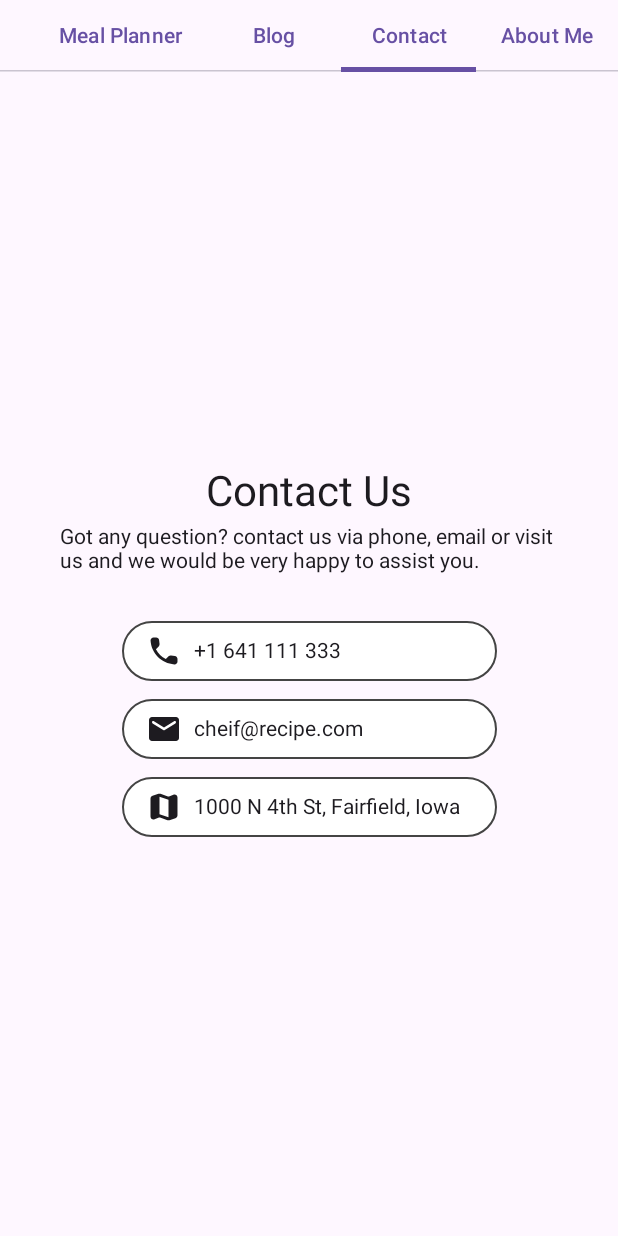
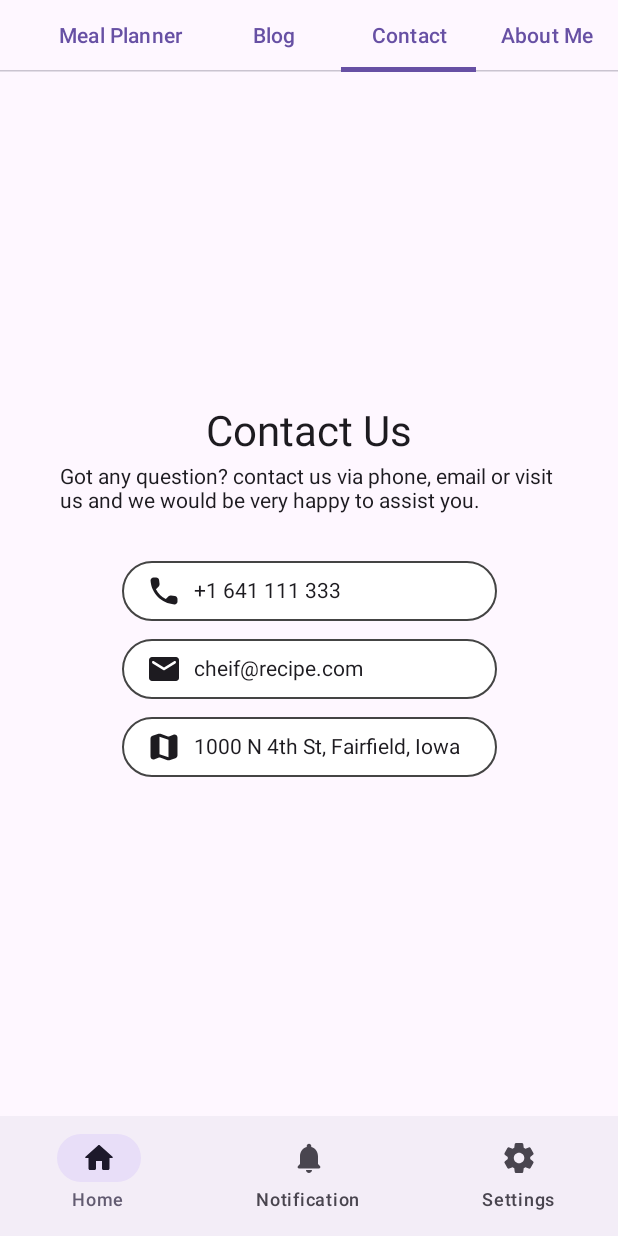
Before and after one commit to vsnappy1/CS473-Mobile-Device-Programming, an Android app built with Jetpack Compose: the screen it shows after launch (MainActivity), tab 4 chosen, on a phone screen of 412 x 824 dp. Run offline under Robolectric (Android 15) with nearby library versions, the phone set to English and light mode, and no system bars; our stand-ins replace livedata-compose; pictures from the network do not load.

Commit message:
Bottom navigation functionality added

```diff
--- a/app/build.gradle
+++ b/app/build.gradle
@@ -83,4 +83,7 @@ dependencies {
 
     // Coil - Image loading library
     implementation("io.coil-kt:coil-compose:2.5.0")
+
+    // Bottom Navigation
+    implementation 'androidx.navigation:navigation-compose:2.7.6'
 }
--- /dev/null
+++ b/app/src/main/java/com/kumar/bottom_navigation/BottomNavItem.kt
@@ -0,0 +1,13 @@
+package com.kumar.bottom_navigation
+
+import androidx.compose.material.icons.Icons
+import androidx.compose.material.icons.rounded.Home
+import androidx.compose.material.icons.rounded.Notifications
+import androidx.compose.material.icons.rounded.Settings
+import androidx.compose.ui.graphics.vector.ImageVector
+
+sealed class BottomNavItem(val route: String, val icon: ImageVector, val label: String) {
+    object Home : BottomNavItem("home", Icons.Rounded.Home, "Home")
+    object Settings : BottomNavItem("settings", Icons.Rounded.Settings, "Settings")
+    object Notification : BottomNavItem("notification", Icons.Rounded.Notifications, "Notification")
+}
--- /dev/null
+++ b/app/src/main/java/com/kumar/bottom_navigation/BottomNavigationBar.kt
@@ -0,0 +1,30 @@
+package com.kumar.bottom_navigation
+
+import androidx.compose.material3.Icon
+import androidx.compose.material3.NavigationBar
+import androidx.compose.material3.NavigationBarItem
+import androidx.compose.material3.Text
+import androidx.compose.runtime.Composable
+import androidx.navigation.NavController
+import androidx.navigation.compose.currentBackStackEntryAsState
+
+@Composable
+fun BottomNavigationBar(navController: NavController) {
+    val screens = listOf(BottomNavItem.Home, BottomNavItem.Notification, BottomNavItem.Settings)
+    NavigationBar {
+        val currentRoute = navController.currentBackStackEntryAsState().value?.destination?.route
+        screens.forEach { item ->
+            NavigationBarItem(
+                selected = currentRoute == item.route,
+                onClick = {
+                    navController.navigate(item.route) {
+                        popUpTo(navController.graph.startDestinationId)
+                        launchSingleTop = true
+                    }
+                },
+                icon = { Icon(item.icon, contentDescription = null) },
+                label = { Text(item.label) }
+            )
+        }
+    }
+}
--- /dev/null
+++ b/app/src/main/java/com/kumar/bottom_navigation/NavigationHost.kt
@@ -0,0 +1,19 @@
+package com.kumar.bottom_navigation
+
+import androidx.compose.foundation.layout.PaddingValues
+import androidx.compose.runtime.Composable
+import androidx.navigation.NavHostController
+import androidx.navigation.compose.NavHost
+import androidx.navigation.compose.composable
+import com.kumar.screen.HomeScreen
+import com.kumar.screen.NotificationScreen
+import com.kumar.screen.SettingsScreen
+
+@Composable
+fun NavigationHost(navController: NavHostController, paddingValues: PaddingValues) {
+    NavHost(navController = navController, startDestination = BottomNavItem.Home.route) {
+        composable(BottomNavItem.Home.route) { HomeScreen(paddingValues) }
+        composable(BottomNavItem.Settings.route) { SettingsScreen(paddingValues) }
+        composable(BottomNavItem.Notification.route) { NotificationScreen(paddingValues) }
+    }
+}
--- a/app/src/main/java/com/kumar/mdp/MainActivity.kt
+++ b/app/src/main/java/com/kumar/mdp/MainActivity.kt
@@ -10,7 +10,7 @@ import androidx.datastore.preferences.core.stringPreferencesKey
 import com.kumar.FoodiePalApplication
 import com.kumar.data.users
 import com.kumar.model.User
-import com.kumar.screen.HomeScreen
+import com.kumar.screen.MainScreen
 import kotlinx.coroutines.CoroutineScope
 import kotlinx.coroutines.Dispatchers
 import kotlinx.coroutines.flow.first
@@ -23,7 +23,7 @@ class MainActivity : AppCompatActivity() {
     override fun onCreate(savedInstanceState: Bundle?) {
         super.onCreate(savedInstanceState)
         setContent {
-            HomeScreen()
+            MainScreen()
         }
         getStoreUserAndInitialize()
     }
--- a/app/src/main/java/com/kumar/screen/HomeScreen.kt
+++ b/app/src/main/java/com/kumar/screen/HomeScreen.kt
@@ -1,6 +1,7 @@
 package com.kumar.screen
 
 import androidx.compose.foundation.layout.Box
+import androidx.compose.foundation.layout.PaddingValues
 import androidx.compose.foundation.layout.padding
 import androidx.compose.material3.Scaffold
 import androidx.compose.material3.ScrollableTabRow
@@ -15,10 +16,11 @@ import androidx.compose.ui.Modifier
 import androidx.compose.ui.unit.dp
 
 @Composable
-fun HomeScreen() {
+fun HomeScreen(paddingValues: PaddingValues) {
     val titles = listOf("Recipes", " Meal Planner", "Blog", "Contact", "About Me")
-    var tabIndex by remember { mutableIntStateOf(4) }
+    var tabIndex by remember { mutableIntStateOf(0) }
     Scaffold(
+        modifier = Modifier.padding(paddingValues),
         topBar = {
             ScrollableTabRow(
                 edgePadding = 0.dp,
@@ -32,8 +34,8 @@ fun HomeScreen() {
                 }
             }
         }
-    ) { paddingValues ->
-        Box(modifier = Modifier.padding(paddingValues)){
+    ) {
+        Box(modifier = Modifier.padding(it)){
             when(tabIndex){
                 0 -> RecipesScreen()
                 1 -> MealPlannerScreen()
--- /dev/null
+++ b/app/src/main/java/com/kumar/screen/MainScreen.kt
@@ -0,0 +1,17 @@
+package com.kumar.screen
+
+import androidx.compose.material3.Scaffold
+import androidx.compose.runtime.Composable
+import androidx.navigation.compose.rememberNavController
+import com.kumar.bottom_navigation.BottomNavigationBar
+import com.kumar.bottom_navigation.NavigationHost
+
+@Composable
+fun MainScreen() {
+    val navController = rememberNavController()
+    Scaffold(
+        bottomBar = { BottomNavigationBar(navController = navController) }
+    ) {paddingValues ->
+        NavigationHost(navController = navController, paddingValues = paddingValues)
+    }
+}
--- /dev/null
+++ b/app/src/main/res/drawable/outline_remove_red_eye_24.xml
@@ -0,0 +1,5 @@
+<vector android:height="24dp" android:tint="#000000"
+    android:viewportHeight="24" android:viewportWidth="24"
+    android:width="24dp" xmlns:android="http://schemas.android.com/apk/res/android">
+    <path android:fillColor="@android:color/white" android:pathData="M12,6.5c3.79,0 7.17,2.13 8.82,5.5 -1.65,3.37 -5.02,5.5 -8.82,5.5S4.83,15.37 3.18,12C4.83,8.63 8.21,6.5 12,6.5m0,-2C7,4.5 2.73,7.61 1,12c1.73,4.39 6,7.5 11,7.5s9.27,-3.11 11,-7.5c-1.73,-4.39 -6,-7.5 -11,-7.5zM12,9.5c1.38,0 2.5,1.12 2.5,2.5s-1.12,2.5 -2.5,2.5 -2.5,-1.12 -2.5,-2.5 1.12,-2.5 2.5,-2.5m0,-2c-2.48,0 -4.5,2.02 -4.5,4.5s2.02,4.5 4.5,4.5 4.5,-2.02 4.5,-4.5 -2.02,-4.5 -4.5,-4.5z"/>
+</vector>
--- /dev/null
+++ b/app/src/main/res/drawable/round_chevron_right_24.xml
@@ -0,0 +1,5 @@
+<vector android:height="24dp" android:tint="#000000"
+    android:viewportHeight="24" android:viewportWidth="24"
+    android:width="24dp" xmlns:android="http://schemas.android.com/apk/res/android">
+    <path android:fillColor="@android:color/white" android:pathData="M9.29,6.71c-0.39,0.39 -0.39,1.02 0,1.41L13.17,12l-3.88,3.88c-0.39,0.39 -0.39,1.02 0,1.41 0.39,0.39 1.02,0.39 1.41,0l4.59,-4.59c0.39,-0.39 0.39,-1.02 0,-1.41L10.7,6.7c-0.38,-0.38 -1.02,-0.38 -1.41,0.01z"/>
+</vector>
--- /dev/null
+++ b/app/src/main/res/drawable/round_notifications_24.xml
@@ -0,0 +1,5 @@
+<vector android:height="24dp" android:tint="#000000"
+    android:viewportHeight="24" android:viewportWidth="24"
+    android:width="24dp" xmlns:android="http://schemas.android.com/apk/res/android">
+    <path android:fillColor="@android:color/white" android:pathData="M12,22c1.1,0 2,-0.9 2,-2h-4c0,1.1 0.89,2 2,2zM18,16v-5c0,-3.07 -1.64,-5.64 -4.5,-6.32L13.5,4c0,-0.83 -0.67,-1.5 -1.5,-1.5s-1.5,0.67 -1.5,1.5v0.68C7.63,5.36 6,7.92 6,11v5l-1.29,1.29c-0.63,0.63 -0.19,1.71 0.7,1.71h13.17c0.89,0 1.34,-1.08 0.71,-1.71L18,16z"/>
+</vector>
--- /dev/null
+++ b/app/src/main/res/drawable/round_security_24.xml
@@ -0,0 +1,5 @@
+<vector android:height="24dp" android:tint="#000000"
+    android:viewportHeight="24" android:viewportWidth="24"
+    android:width="24dp" xmlns:android="http://schemas.android.com/apk/res/android">
+    <path android:fillColor="@android:color/white" android:pathData="M11.19,1.36l-7,3.11C3.47,4.79 3,5.51 3,6.3V11c0,5.55 3.84,10.74 9,12 5.16,-1.26 9,-6.45 9,-12V6.3c0,-0.79 -0.47,-1.51 -1.19,-1.83l-7,-3.11c-0.51,-0.23 -1.11,-0.23 -1.62,0zM12,11.99h7c-0.53,4.12 -3.28,7.79 -7,8.94V12H5V6.3l7,-3.11v8.8z"/>
+</vector>
```
Also changed, not shown: app/src/main/java/com/kumar/screen/NotificationScreen.kt (added, +93 -0 lines), app/src/main/java/com/kumar/screen/SettingsScreen.kt (added, +73 -0 lines).
